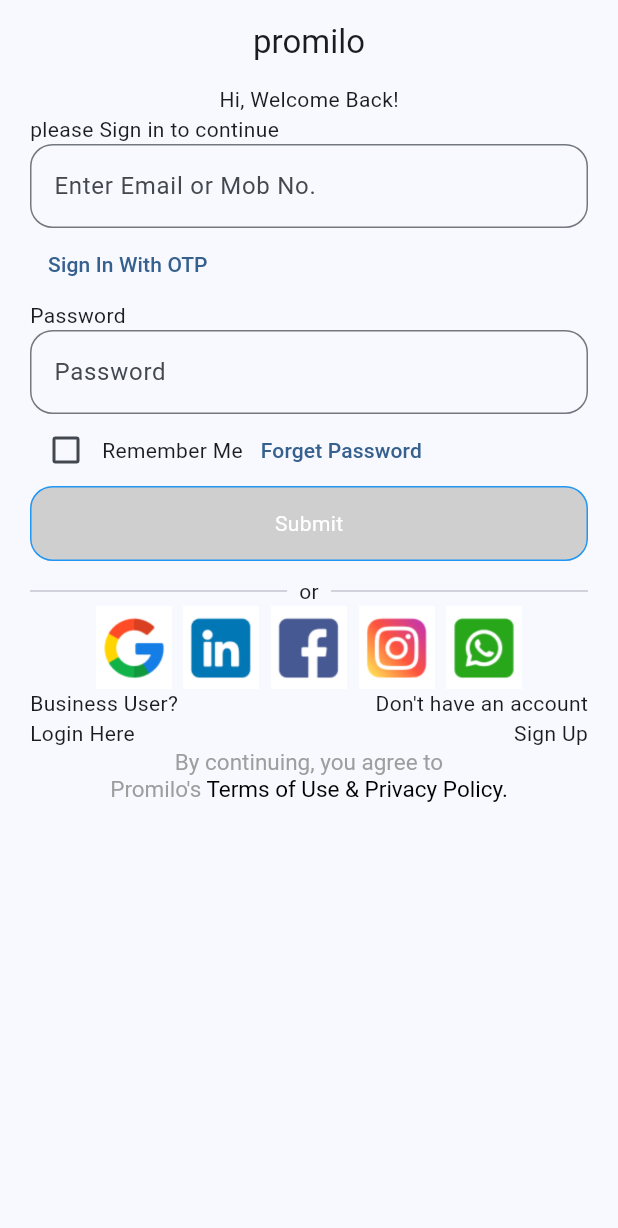
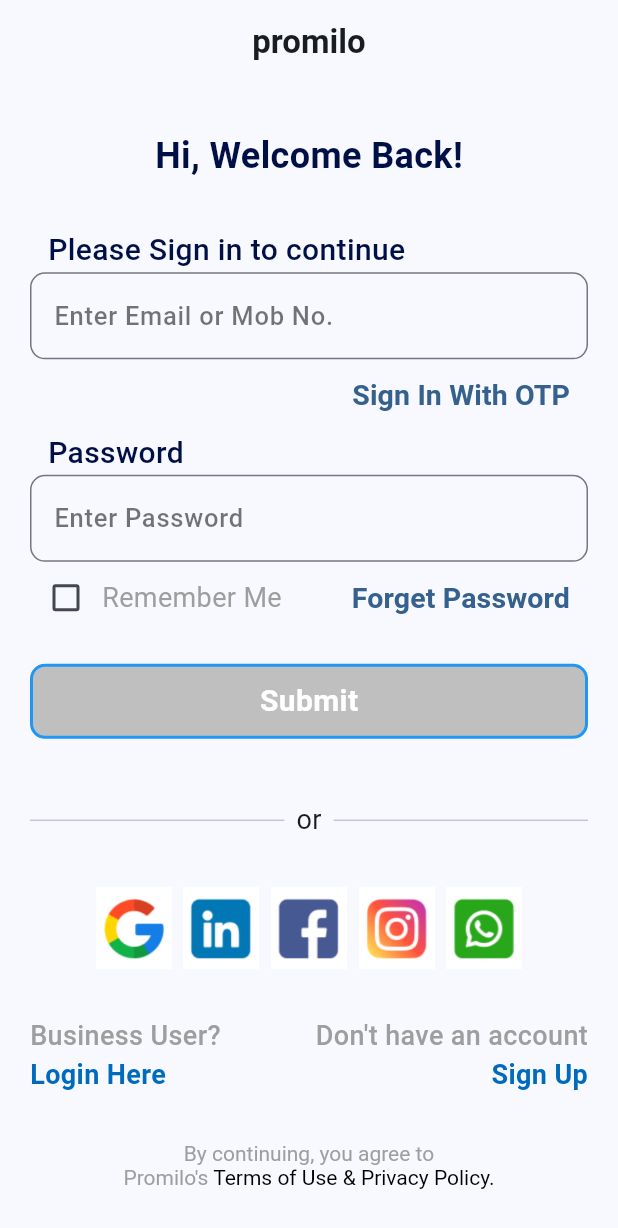
Before and after one commit to BIBINKB97/Machine-test-screens, a Flutter app: the screen it shows after launch, on a phone screen of 412 x 824 dp. Shown: the top 1228 px of the screen. Run offline on Flutter 3.47's test engine with Material 3 defaults, Android fonts, the phone set to English and light mode, and no system bars.

Commit message:
Login Page UI completed

```diff
--- a/lib/screens/login_screen/login_screen.dart
+++ b/lib/screens/login_screen/login_screen.dart
@@ -1,31 +1,27 @@
 import 'package:flutter/material.dart';
+import 'package:machine_test/screens/login_screen/widgets/custom_text_form_field.dart';
+import 'package:machine_test/screens/login_screen/widgets/text_style.dart';
+import 'package:machine_test/screens/meetup/meetup_screen/meetup_page.dart';
+import 'package:machine_test/utils.dart';
 
 class LoginPage
-    extends StatefulWidget {
+    extends StatelessWidget {
   const LoginPage(
       {super.key});
-
-  @override
-  State<LoginPage>
-      createState() =>
-          _LoginPageState();
-}
-
-class _LoginPageState
-    extends State<
-        LoginPage> {
-  bool
-      rememberMe =
-      false;
 
   @override
   Widget build(
       BuildContext
           context) {
+
+
     return Scaffold(
       appBar:
           AppBar(
-        title: Text("promilo"),
+        title: CustomText(
+          text: "promilo",
+          fw: FontWeight.bold,
+        ),
         centerTitle: true,
       ),
       body:
@@ -34,57 +30,105 @@ class _LoginPageState
         height: double.infinity,
         width: double.infinity,
         child: Column(
+          mainAxisAlignment: MainAxisAlignment.spaceEvenly,
           children: [
-            Text("Hi, Welcome Back!"),
+            CustomText(
+              text: "Hi, Welcome Back!",
+              clr: kdarkblue,
+              fs: 24,
+              fw: FontWeight.w600,
+            ),
             Container(
+
               child: Column(
                 crossAxisAlignment: CrossAxisAlignment.start,
+                mainAxisAlignment: MainAxisAlignment.spaceEvenly,
                 children: [
-                  Text("please Sign in to continue"),
-                  TextFormField(
-                    decoration: InputDecoration(
-                      hintText: "Enter Email or Mob No.",
-                      border: OutlineInputBorder(
-                        borderRadius: BorderRadius.circular(15),
+                  Padding(
+                    padding: const EdgeInsets.only(left: 12),
+                    child: CustomText(
+                      text: "Please Sign in to continue",
+                      clr: kdarkblue,
+                      fs: 20,
+                      fw: FontWeight.w500,
                     ),
                   ),
+                  CustomTextFormField(
+                    hintTxt: "Enter Email or Mob No.",
                   ),
-                  TextButton(onPressed: () {}, child: Text("Sign In With OTP")),
-                  Text("Password"),
-                  TextFormField(
-                    decoration: InputDecoration(
-                      hintText: "Password",
-                      border: OutlineInputBorder(
-                        borderRadius: BorderRadius.circular(15),
+                  Align(
+                    alignment: Alignment(1, 0),
+                    child: TextButton(
+                        onPressed: () {},
+                        child: CustomText(
+                          text: "Sign In With OTP",
+                          fs: 19,
+                          fw: FontWeight.w600,
+                        )),
+                  ),
+                  Padding(
+                    padding: const EdgeInsets.only(left: 12),
+                    child: CustomText(
+                      text: "Password",
+                      clr: kdarkblue,
+                      fs: 20,
+                      fw: FontWeight.w500,
                     ),
                   ),
+                  CustomTextFormField(
+                    hintTxt: "Enter Password",
+                    obscureText: true,
                   ),
                   Row(
+                    mainAxisAlignment: MainAxisAlignment.spaceBetween,
+                    children: [
+                      Row(
+                        mainAxisAlignment: MainAxisAlignment.spaceBetween,
                         children: [
                           Checkbox(
-                        value: rememberMe,
-                        onChanged: (newValue) {
-                          setState(() {
-                            rememberMe = newValue!;
-                          });
-                        },
+                            value: false,
+                            onChanged: (value) {},
                           ),
-                      Text("Remember Me"),
-                      TextButton(onPressed: () {}, child: Text("Forget Password")),
+                          CustomText(
+                            text: "Remember Me",
+                            clr: kgrey,
+                            fs: 18,
+                          ),
                         ],
                       ),
-                  Container(
+                      TextButton(
+                        onPressed: () {},
+                        child: CustomText(
+                          text: "Forget Password",
+                          fs: 19,
+                          fw: FontWeight.w600,
+                        ),
+                      ),
+                    ],
+                  ),
+                  GestureDetector(
+                    onTap: () {
+                      Navigator.push(
+                        context,
+                        MaterialPageRoute(builder: (context) => MeetUpPage()),
+                      );
+                    },
+                    child: Container(
+                      margin: EdgeInsets.only(top: 20),
                       height: 50,
                       decoration: BoxDecoration(
-                      color: const Color.fromARGB(255, 207, 207, 207),
-                      border: Border.all(color: Colors.blue),
-                      borderRadius: BorderRadius.circular(15),
+                        color: kLightGrey,
+                        border: Border.all(color: kblue, width: 2),
+                        borderRadius: BorderRadius.circular(10),
                       ),
                       child: Center(
-                        child: Text(
-                      "Submit",
-                      style: TextStyle(color: Colors.white),
+                          child: CustomText(
+                        text: "Submit",
+                        clr: kwhite,
+                        fs: 20,
+                        fw: FontWeight.bold,
                       )),
+                    ),
                   ),
                   SizedBox(
                     height: 10,
@@ -100,7 +144,11 @@ class _LoginPageState
                 ),
                 Padding(
                   padding: EdgeInsets.symmetric(horizontal: 8.0),
-                  child: Text("or"),
+                  child: CustomText(
+                    text: "or",
+                    fs: 18,
+                    fw: FontWeight.w400,
+                  ),
                 ),
                 Expanded(
                   child: Divider(),
@@ -127,15 +175,35 @@ class _LoginPageState
                 Column(
                   crossAxisAlignment: CrossAxisAlignment.start,
                   children: [
-                    Text("Business User?"),
-                    Text("Login Here")
+                    CustomText(
+                      text: "Business User?",
+                      fs: 18,
+                      fw: FontWeight.w500,
+                      clr: kgrey,
+                    ),
+                    CustomText(
+                      text: "Login Here",
+                      fs: 18,
+                      fw: FontWeight.w600,
+                      clr: kdeepblue,
+                    ),
                   ],
                 ),
                 Column(
                   crossAxisAlignment: CrossAxisAlignment.end,
                   children: [
-                    Text("Don't have an account"),
-                    Text("Sign Up")
+                    CustomText(
+                      text: "Don't have an account",
+                      fs: 18,
+                      fw: FontWeight.w500,
+                      clr: kgrey,
+                    ),
+                    CustomText(
+                      text: "Sign Up",
+                      fs: 18,
+                      fw: FontWeight.w600,
+                      clr: kdeepblue,
+                    ),
                   ],
                 ),
               ],
@@ -143,7 +211,7 @@ class _LoginPageState
             RichText(
               textAlign: TextAlign.center,
               text: TextSpan(
-                style: TextStyle(fontSize: 15, color: Colors.black),
+                style: TextStyle(fontSize: 14, color: Colors.black),
                 children: const [
                   TextSpan(
                     text: "By continuing, you agree to\nPromilo's ",
--- /dev/null
+++ b/lib/screens/login_screen/widgets/custom_text_form_field.dart
@@ -0,0 +1,46 @@
+import 'package:flutter/material.dart';
+
+class CustomTextFormField
+    extends StatelessWidget {
+  final String
+      hintTxt;
+  final TextEditingController?
+      controller;
+  final TextInputType
+      keyboardType;
+  final bool
+      obscureText;
+
+  const CustomTextFormField({
+    required this.hintTxt,
+    this.controller,
+    this.keyboardType =
+        TextInputType.text,
+    this.obscureText =
+        false,
+    Key?
+        key,
+  }) : super(key: key);
+
+  @override
+  Widget build(
+      BuildContext
+          context) {
+    return TextFormField(
+      controller:
+          controller,
+      keyboardType:
+          keyboardType,
+      obscureText:
+          obscureText,
+      decoration:
+          InputDecoration(
+        hintText: hintTxt,
+        hintStyle: TextStyle(fontSize: 17, color: Colors.black54, fontWeight: FontWeight.w500),
+        border: OutlineInputBorder(
+          borderRadius: BorderRadius.circular(10),
+        ),
+      ),
+    );
+  }
+}
--- /dev/null
+++ b/lib/screens/login_screen/widgets/text_style.dart
@@ -0,0 +1,33 @@
+import 'package:flutter/material.dart';
+
+class CustomText
+    extends StatelessWidget {
+  final String
+      text;
+  final double?
+      fs;
+  final FontWeight?
+      fw;
+  final Color?
+      clr;
+
+  const CustomText(
+      {super.key,
+      required this.text,
+      this.fs,
+      this.fw,
+      this.clr});
+
+  @override
+  Widget build(
+      BuildContext
+          context) {
+    return Text(
+      text,
+      style: TextStyle(
+          fontSize: fs,
+          fontWeight: fw,
+          color: clr),
+    );
+  }
+}
--- /dev/null
+++ b/lib/screens/meetup/meetup_screen/meetup_page.dart
@@ -0,0 +1,30 @@
+import 'package:flutter/material.dart';
+import 'package:machine_test/screens/login_screen/widgets/text_style.dart';
+
+class MeetUpPage
+    extends StatelessWidget {
+  const MeetUpPage(
+      {super.key});
+
+  @override
+  Widget build(
+      BuildContext
+          context) {
+    return Scaffold(
+      appBar:
+          AppBar(
+        title: CustomText(
+          text: "Individual Meetup",
+          fs: 24,
+          fw: FontWeight.w500,
+        ),
+      ),
+      body: Container(
+
+      )
+
+
+
+    );
+  }
+}
--- /dev/null
+++ b/lib/utils.dart
@@ -0,0 +1,31 @@
+import 'package:flutter/material.dart';
+
+const kwhite =
+    Colors
+        .white;
+const kblack =
+    Colors
+        .black;
+const kgrey =
+    Colors
+        .grey;
+const kdarkblue =
+    Color.fromARGB(
+        255,
+        0,
+        16,
+        70);
+const kblue =
+    Colors
+        .blue;
+const kLightGrey = Color.fromARGB(
+    255,
+    191,
+    191,
+    191);
+
+const kdeepblue = Color.fromARGB(
+    255,
+    0,
+    107,
+    188);
```
Also changed, not shown: lib/main.dart (line endings or trailing spaces). Lines whose indentation alone changed are shown as unchanged.
